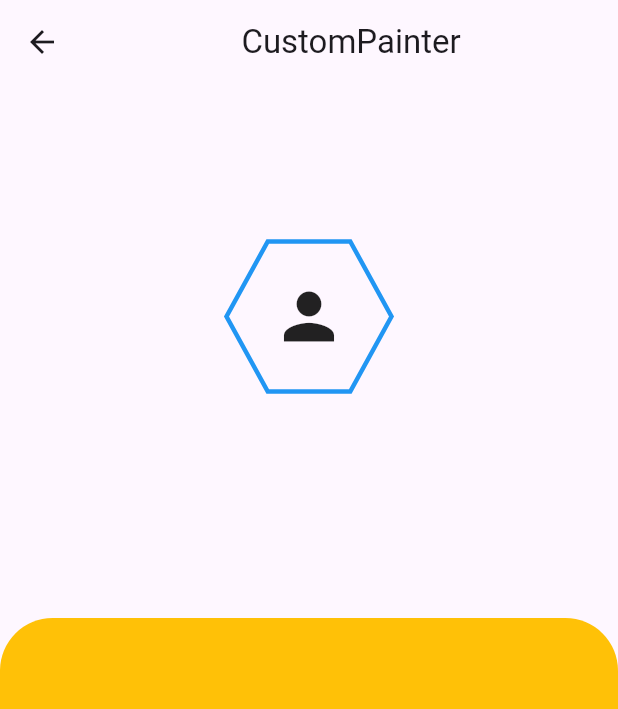
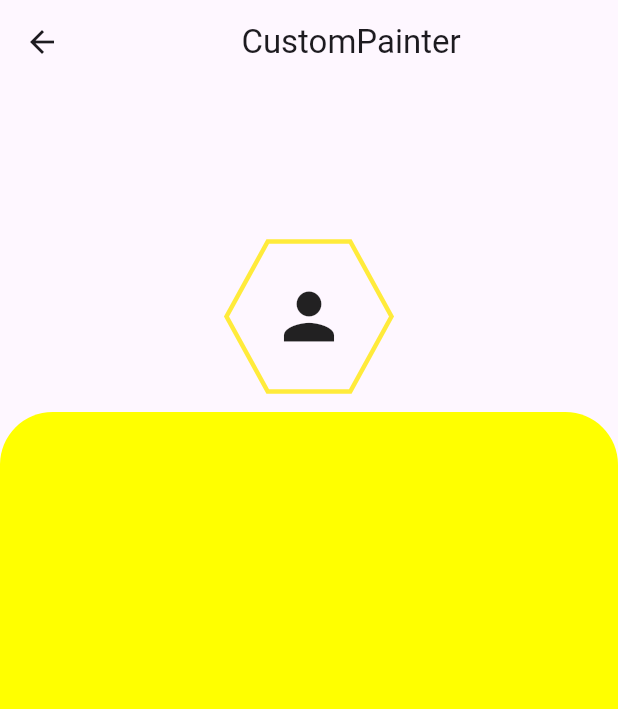
Before and after one commit to AntonioJrDeveloper/my_animations, a Flutter app: the screen it shows after launch, after a tap on "Container Page", on a phone screen of 412 x 824 dp. Shown: the top 709 px of the screen. Run offline on Flutter 3.47's test engine with Material 3 defaults, Android fonts, the phone set to English and light mode, and no system bars; our stand-ins replace gap.

Commit message:
Initialization the PageView

```diff
--- a/lib/app.dart
+++ b/lib/app.dart
@@ -16,6 +16,10 @@ class MyAnimations extends StatelessWidget {
             return MaterialPageRoute(
               builder: (_) => const ContainerPage(),
             );
+          case AppRoutes.pageViewPage:
+            return MaterialPageRoute(
+              builder: (_) => const PageViewPage(),
+            );
           default:
             return MaterialPageRoute(builder: (_) => const HomePage());
         }
--- a/lib/design/app_routes.dart
+++ b/lib/design/app_routes.dart
@@ -2,4 +2,5 @@ class AppRoutes {
   AppRoutes._();
   static const String homePage = 'HomePage';
   static const String containerPage = 'ContainerPage';
+  static const String pageViewPage = 'PageViewPage';
 }
--- a/lib/pages/container_page.dart
+++ b/lib/pages/container_page.dart
@@ -50,8 +50,9 @@ class _BodyWidgetState extends State<BodyWidget> with TickerProviderStateMixin {
   void _setAnimationContainer() {
     _controller = AnimationController(
         vsync: this, duration: const Duration(milliseconds: 500));
-    _animatedPosicion = Tween<double>(begin: 0, end: widget.size.height / 2)
-        .animate(_controller);
+    _animatedPosicion =
+        Tween<double>(begin: 0, end: (widget.size.height / 3) * 2)
+            .animate(_controller);
 
     _animatedPosicion.addListener(() {
       setState(() {});
@@ -70,7 +71,7 @@ class _BodyWidgetState extends State<BodyWidget> with TickerProviderStateMixin {
               width: double.infinity,
               height: _animatedPosicion.value,
               decoration: const BoxDecoration(
-                  color: Colors.amber,
+                  color: Colors.yellowAccent,
                   borderRadius: BorderRadius.only(
                       topLeft: Radius.circular(35),
                       topRight: Radius.circular(35))),
@@ -88,8 +89,9 @@ class _BodyWidgetState extends State<BodyWidget> with TickerProviderStateMixin {
                     _setAnimationContainer();
                   });
                 },
-                child: const CustomPainterHexagonoWidget(
+                child: const HexagonoWidget(
                   icon: Icons.person,
+                  color: Colors.yellow,
                 )),
           ),
         ),
--- a/lib/pages/home_page.dart
+++ b/lib/pages/home_page.dart
@@ -17,9 +17,17 @@ class HomePage extends StatelessWidget {
             mainAxisAlignment: MainAxisAlignment.spaceEvenly,
             children: <Widget>[
               ElevatedButton(
+                  style: ElevatedButton.styleFrom(
+                      minimumSize: const Size(100, 50)),
                   onPressed: () =>
                       Navigator.of(context).pushNamed(AppRoutes.containerPage),
                   child: const Text('Container Page')),
+              ElevatedButton(
+                  style: ElevatedButton.styleFrom(
+                      minimumSize: const Size(100, 50)),
+                  onPressed: () =>
+                      Navigator.of(context).pushNamed(AppRoutes.pageViewPage),
+                  child: const Text('PageView Page')),
             ],
           ),
         )));
--- a/lib/pages/pages.dart
+++ b/lib/pages/pages.dart
@@ -1,2 +1,3 @@
 export 'package:my_animations/pages/container_page.dart';
 export 'package:my_animations/pages/home_page.dart';
+export 'package:my_animations/pages/page_view_page.dart';
--- a/lib/widgets/custom_painter_hexagono.dart
+++ b/lib/widgets/custom_painter_hexagono.dart
@@ -2,10 +2,10 @@ import 'package:flutter/material.dart';
 
 import 'dart:math' as math;
 
-class CustomPainterHexagonoWidget extends StatelessWidget {
-  const CustomPainterHexagonoWidget({Key? key, required this.icon})
-      : super(key: key);
-  final IconData icon;
+class HexagonoWidget extends StatelessWidget {
+  const HexagonoWidget({Key? key, this.icon, this.color}) : super(key: key);
+  final IconData? icon;
+  final Color? color;
 
   @override
   Widget build(BuildContext context) {
@@ -13,21 +13,22 @@ class CustomPainterHexagonoWidget extends StatelessWidget {
       width: 100,
       height: 110,
       child: CustomPaint(
-        painter: CustomPainterHexagono(),
-        child: Icon(
-          icon,
-          size: 100 / 2,
-        ),
+        painter: Hexagono(color: color),
+        child: icon != null ? Icon(icon, size: 100 / 2) : Container(),
       ),
     );
   }
 }
 
-class CustomPainterHexagono extends CustomPainter {
+class Hexagono extends CustomPainter {
+  final Color? color;
+
+  Hexagono({this.color});
+
   @override
   void paint(Canvas canvas, Size size) {
     final paint = Paint()
-      ..color = Colors.blue
+      ..color = (color ?? Colors.blue)
       ..style = PaintingStyle.stroke
       ..strokeWidth = 3;
 
--- a/lib/widgets/widgets.dart
+++ b/lib/widgets/widgets.dart
@@ -1 +1,2 @@
+export 'package:my_animations/widgets/credit_card.dart';
 export 'package:my_animations/widgets/custom_painter_hexagono.dart';
```
Also changed, not shown: lib/mocks/mocks.dart (added, +11 -0 lines), lib/pages/page_view_page.dart (added, +22 -0 lines), lib/widgets/credit_card.dart (added, +74 -0 lines), pubspec.yaml (+4 -12 lines), pubspec.lock.
